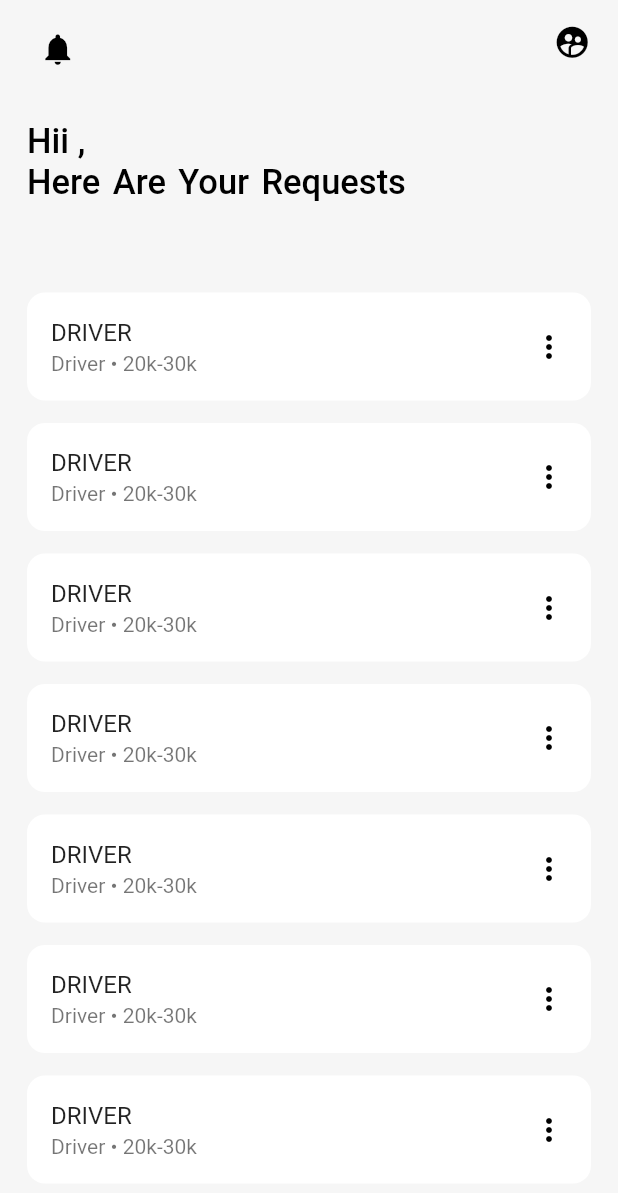
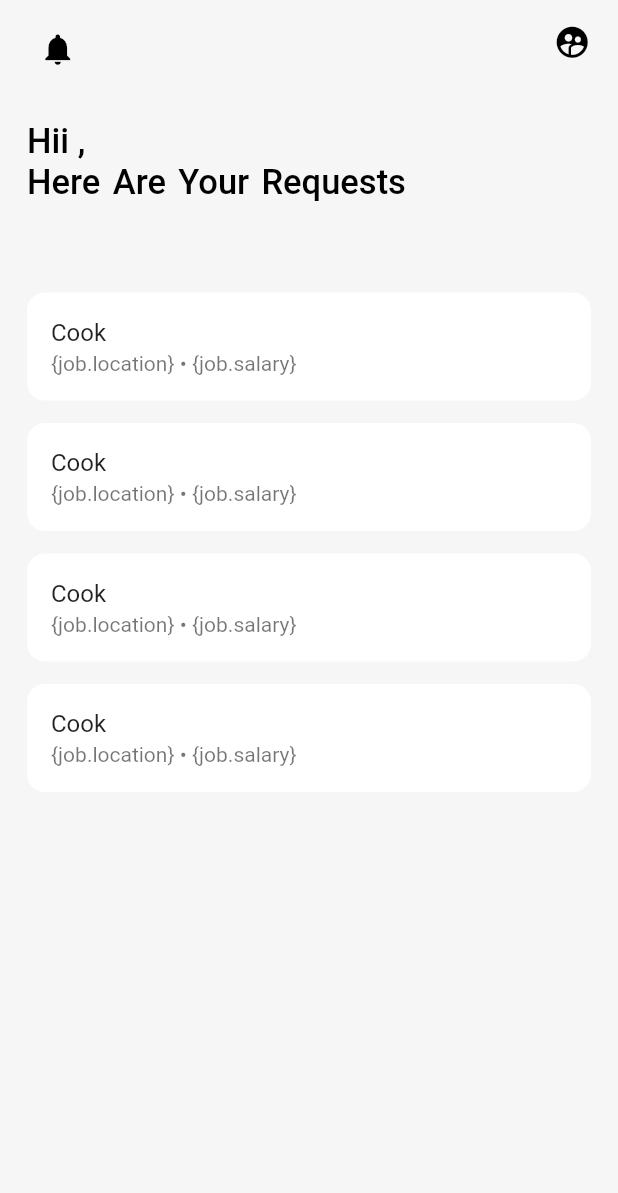
Before and after one commit to Ashutoshk1112/Employement, a Flutter app: the ReqHome screen opened directly, on a phone screen of 412 x 824 dp. Shown: the top 1193 px of the screen. Run offline on Flutter 3.47's test engine with Material 2 defaults, Android fonts, the phone set to English and light mode, and no system bars; our stand-ins replace geolocator.

Commit message:
Add files via upload

```diff
--- a/lib/Component/DetailHeder.dart
+++ b/lib/Component/DetailHeder.dart
@@ -20,8 +20,8 @@ class DetailHeader extends StatelessWidget {
         mainAxisAlignment: MainAxisAlignment.spaceBetween,
         children: [
 
-          Text("Driver",
-//            data.hiringName,
+          Text(
+            data.hiringName,
             style: kSubTitleTextStyle.copyWith(
               fontWeight: FontWeight.w600,
             ),
--- a/lib/Component/ReqCard.dart
+++ b/lib/Component/ReqCard.dart
@@ -24,14 +24,11 @@ class CategoryCard extends StatelessWidget {
 //            ),
 //          ),
 //        ),
-        title: Text("DRIVER", style: TextStyle(fontSize: 16.0,fontWeight: FontWeight.w400)),
+        title: Text(job.jobTitle, style: TextStyle(fontSize: 16.0,fontWeight: FontWeight.w400)),
         subtitle: Text(
-          "Driver • 20k-30k",
+          "{job.location} • {job.salary}",
         ),
-        trailing: Icon(
-          Icons.more_vert,
-          color: Colors.black,
-        ),
+
       ),
     );
   }
--- a/lib/Constants.dart
+++ b/lib/Constants.dart
@@ -53,3 +53,8 @@ final kCaptionTextStyle = TextStyle(
   color: kSecondaryTextColor,
   fontSize: 10,
 );
+
+var kSubtitleStyle = TextStyle(
+  fontSize: 14.0,
+  color: Colors.black,
+);
--- a/lib/Job.dart
+++ b/lib/Job.dart
@@ -15,53 +15,107 @@ List<Job> JobList=[
     salary: "20k-30k",
     image: "driver",
     location: "Bengaluru",
+    responsibility: [
+      "Driving clients daily to their desired destinations",
+      "Maintaining the vehicle safe and clean",
+      "Using navigation apps to determine the best route"
+    ],
+    hiringName: "Ramesh"
   ),
   Job(
     jobTitle: "Cook",
     salary: "20k-30k",
     image: "cook",
     location: "Bengaluru",
+    responsibility: [
+      "Serve meals and snacks to employing families and their guests.",
+      "Shop for or order food and kitchen supplies and equipment.",
+      "Stock, organize, and clean kitchens and cooking utensils.",
+    ],
+      hiringName: "Ramesh"
   ),
   Job(
     jobTitle: "Sweeper",
     salary: "20k-30k",
     image: "sweeper",
     location: "Bengaluru",
+    responsibility: [
+      "Serve meals and snacks to employing families and their guests.",
+      "Shop for or order food and kitchen supplies and equipment.",
+      "Stock, organize, and clean kitchens and cooking utensils.",
+    ],
+      hiringName: "Ramesh"
   ),
   Job(
     jobTitle: "Laundry",
     salary: "20k-30k",
     image: "laundry",
     location: "Bengaluru",
+      responsibility: [
+        "Serve meals and snacks to employing families and their guests.",
+        "Shop for or order food and kitchen supplies and equipment.",
+        "Stock, organize, and clean kitchens and cooking utensils.",
+      ],
+      hiringName: "Ramesh"
   ),
   Job(
     jobTitle: "Sanitisation",
     salary: "20k-30k",
     image: "sanitisation",
     location: "Bengaluru",
+      responsibility: [
+        "Serve meals and snacks to employing families and their guests.",
+        "Shop for or order food and kitchen supplies and equipment.",
+        "Stock, organize, and clean kitchens and cooking utensils.",
+      ],
+      hiringName: "Ramesh"
   ),
   Job(
     jobTitle: "Construction",
     salary: "20k-30k",
     image: "construction",
     location: "Bengaluru",
+      responsibility: [
+        "Serve meals and snacks to employing families and their guests.",
+        "Shop for or order food and kitchen supplies and equipment.",
+        "Stock, organize, and clean kitchens and cooking utensils.",
+      ],
+      hiringName: "Ramesh"
   ),
   Job(
     jobTitle: "Plumber",
     salary: "20k-30k",
     image: "plumber",
     location: "Bengaluru",
+      responsibility: [
+        "Serve meals and snacks to employing families and their guests.",
+        "Shop for or order food and kitchen supplies and equipment.",
+        "Stock, organize, and clean kitchens and cooking utensils.",
+      ],
+      hiringName: "Ramesh"
   ),
   Job(
     jobTitle: "Electrician",
     salary: "20k-30k",
     image: "driver",
     location: "Bengaluru",
+      responsibility: [
+        "Serve meals and snacks to employing families and their guests.",
+        "Shop for or order food and kitchen supplies and equipment.",
+        "Stock, organize, and clean kitchens and cooking utensils.",
+      ],
+      hiringName: "Ramesh"
   ),
   Job(
     jobTitle: "Other",
     salary: "20k-30k",
     image: "driver",
     location: "Bengaluru",
+      responsibility: [
+        "Serve meals and snacks to employing families and their guests.",
+        "Shop for or order food and kitchen supplies and equipment.",
+        "Stock, organize, and clean kitchens and cooking utensils.",
+      ],
+      hiringName: "Ramesh"
   ),
 ];
--- a/lib/Screen/RequestHome.dart
+++ b/lib/Screen/RequestHome.dart
@@ -1,8 +1,10 @@
 import 'package:flutter/material.dart';
 import 'package:employement/Component/ReqCard.dart';
 import 'package:employement/Screen/DescriptionScreen.dart';
+import 'package:employement/Job.dart';
 
 class ReqHome extends StatelessWidget {
+
   @override
   Widget build(BuildContext context) {
     return Scaffold(
@@ -48,17 +50,17 @@ class ReqHome extends StatelessWidget {
                   style:TextStyle(fontSize: 23,fontWeight: FontWeight.w500,wordSpacing: 2.5,color: Colors.black) ),
               SizedBox(height: 45.0,),
               ListView.builder(
-                itemCount: 10,
+                itemCount:4,
                 scrollDirection: Axis.vertical,
                 shrinkWrap: true,
                 physics: ScrollPhysics(),
                 itemBuilder: (context, index) {
-//                  var recent = categories[index];
+                  var recent = JobList[index];
                   return InkWell(
                     onTap: () {
-                     Navigator.push(context, MaterialPageRoute(builder: (context)=> DescriptionScreen()) );
+                     Navigator.push(context, MaterialPageRoute(builder: (context)=> DescriptionScreen(data: JobList[1],)) );
                     },
-                    child: CategoryCard(),
+                    child: CategoryCard(job: JobList[1], ),
                   );
                 },
               ),
--- a/lib/main.dart
+++ b/lib/main.dart
@@ -15,7 +15,7 @@ void main() => runApp(MyApp());
   @override
   Widget build(BuildContext context) {
   return MaterialApp(
-  home: HireHome(),
+  home: ReqHome(),
   );
   }
   }
```
Also changed, not shown: lib/Component/DetailContent.dart (+38 -14 lines).
